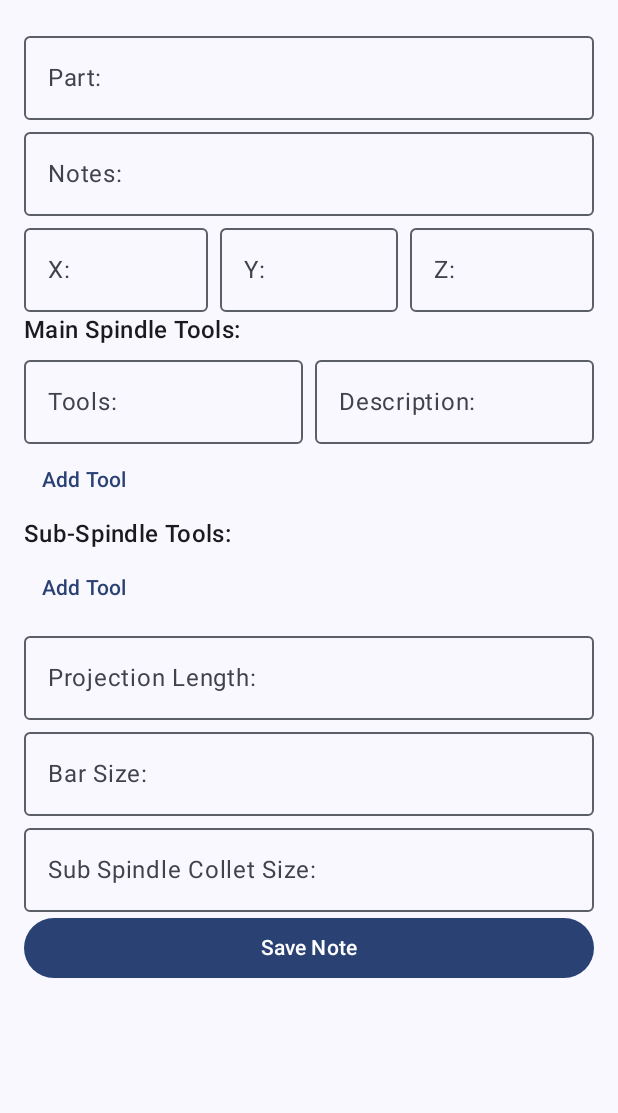
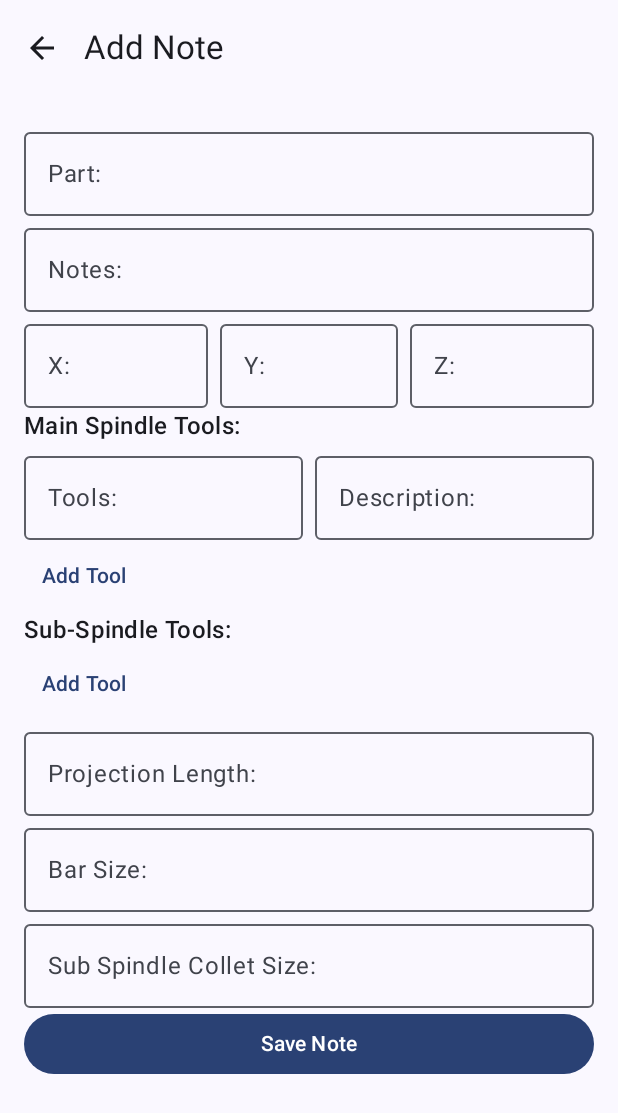
Before and after one commit to CopelandCodes/SetupSheets, an Android app built with Jetpack Compose: the composable NoteEditorScreen shown on its own in the app's theme, on a phone screen of 412 x 824 dp. Shown: the top 1113 px of the screen. Run offline under Robolectric (Android 15) with nearby library versions, the phone set to English and light mode, and no system bars.

Commit message:
Added back button to editor screen

```diff
--- a/app/src/main/java/com/example/setupsheets/db/NoteDatabase.kt
+++ b/app/src/main/java/com/example/setupsheets/db/NoteDatabase.kt
@@ -8,7 +8,7 @@ import androidx.room.RoomDatabase
 import androidx.room.TypeConverters
 import com.example.setupsheets.db.converters.ToolListConverter
 
-@Database(entities = [Note::class], version = 1, exportSchema = false)
+@Database(entities = [Note::class], version = 2, exportSchema = false)
 @TypeConverters(ToolListConverter::class)
 abstract class NoteDatabase : RoomDatabase() {
     abstract fun noteDao(): NoteDao
--- a/app/src/main/java/com/example/setupsheets/ui/NoteEditorScreen.kt
+++ b/app/src/main/java/com/example/setupsheets/ui/NoteEditorScreen.kt
@@ -2,11 +2,14 @@ package com.example.setupsheets.ui
 
 import androidx.compose.foundation.layout.*
 import androidx.compose.foundation.lazy.LazyColumn
+import androidx.compose.material.icons.Icons
+import androidx.compose.material.icons.automirrored.filled.ArrowBack
 import androidx.compose.material3.*
 import androidx.compose.runtime.*
 import androidx.compose.runtime.saveable.rememberSaveable
 import androidx.compose.ui.Modifier
 import androidx.compose.ui.unit.dp
+import androidx.navigation.NavHostController
 import com.example.setupsheets.db.Note
 import com.example.setupsheets.db.Tool
 import com.example.setupsheets.viewmodel.NoteViewModel
@@ -16,11 +19,13 @@ import kotlinx.coroutines.launch
  * A composable screen for adding/editing a note with multiple fields and validations.
  * Includes snackbars for user feedback and form validation before saving.
  */
+@OptIn(ExperimentalMaterial3Api::class)
 @Composable
 fun NoteEditorScreen(
     noteViewModel: NoteViewModel,
     onSaveSuccess: () -> Unit,
-    noteId: Int = -1
+    noteId: Int = -1,
+    navController: NavHostController
 ) {
     val snackbarHostState = remember { SnackbarHostState() }
     val scope = rememberCoroutineScope()
@@ -65,7 +70,15 @@ fun NoteEditorScreen(
     }
 
     // Layout structure using Scaffold for snackbar support
-    Scaffold(snackbarHost = { SnackbarHost(snackbarHostState) }) { padding ->
+    Scaffold(topBar = {TopAppBar(title = {
+            Text(text = if (editingNote != null) "Edit Note" else "Add Note")},
+            navigationIcon = {
+                IconButton(onClick = { navController.popBackStack() }) {
+                    Icon(Icons.AutoMirrored.Filled.ArrowBack, contentDescription = "Back")
+                }
+            }
+        )
+    },snackbarHost = { SnackbarHost(snackbarHostState) }) { padding ->
         LazyColumn(
             modifier = Modifier
                 .padding(padding)
```
Also changed, not shown: app/src/main/java/com/example/setupsheets/MainActivity.kt (+7 -6 lines), app/src/main/java/com/example/setupsheets/navigation/NavGraph.kt (+7 -18 lines).
